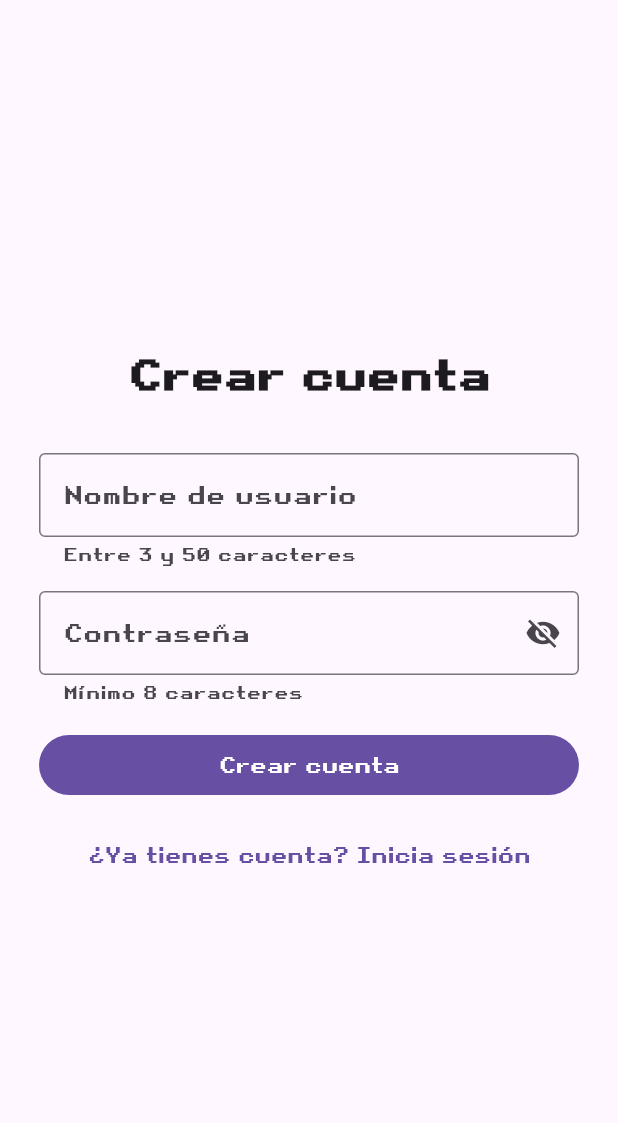
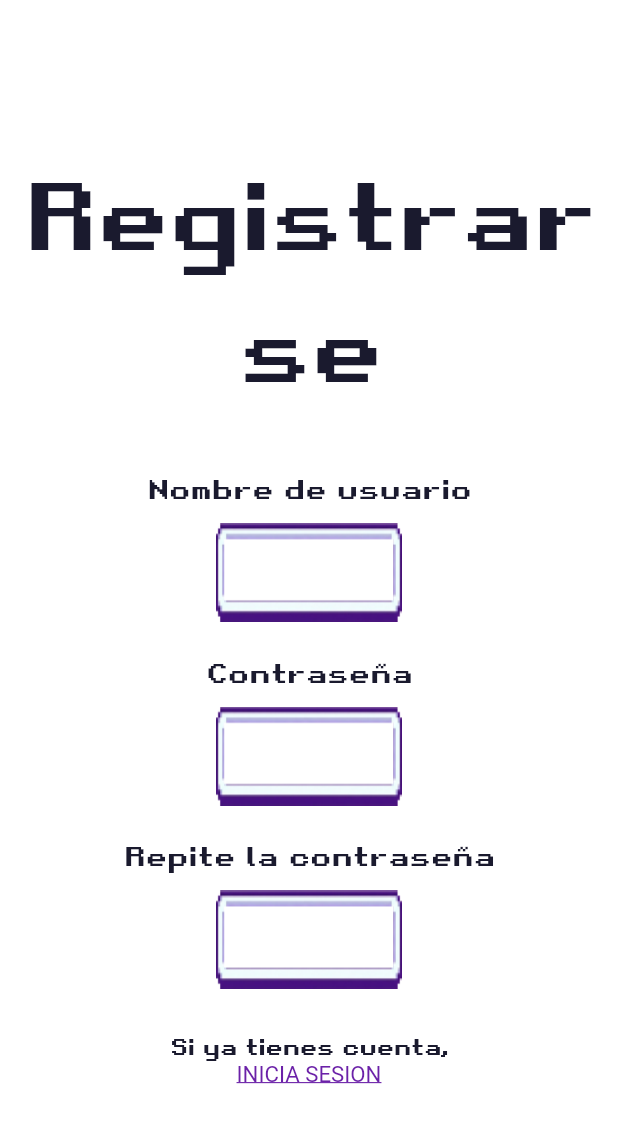
Before and after one commit to UNIZAR-30226-2026-05/frontend-escritorio, a Flutter app: the RegisterScreen screen opened by its route, on a phone screen of 412 x 824 dp. Shown: the top 1123 px of the screen. Run offline on Flutter 3.47's test engine with Material 3 defaults, Android fonts, the phone set to English and light mode, and no system bars; our stand-ins replace flutter_riverpod, flutter_secure_storage, go_router; accounts and stored records are empty.

Commit message:
feat: adaptar las interfaces de autenticacion a la UI acordada

```diff
--- a/lib/features/auth/presentation/register_screen.dart
+++ b/lib/features/auth/presentation/register_screen.dart
@@ -1,8 +1,10 @@
+import 'package:flutter/gestures.dart';
 import 'package:flutter/material.dart';
 import 'package:flutter_riverpod/flutter_riverpod.dart';
 import 'package:go_router/go_router.dart';
 
 import 'controllers/auth_provider.dart';
+import 'widgets/retro_widgets.dart';
 
 class RegisterScreen extends ConsumerStatefulWidget {
   const RegisterScreen({super.key});
@@ -12,20 +14,40 @@ class RegisterScreen extends ConsumerStatefulWidget {
 }
 
 class _RegisterScreenState extends ConsumerState<RegisterScreen> {
-  final _formKey = GlobalKey<FormState>();
   final _usernameController = TextEditingController();
   final _passwordController = TextEditingController();
-  bool _obscurePassword = true;
+  final _confirmPasswordController = TextEditingController();
+  final _usernameFocus = FocusNode();
+  final _passwordFocus = FocusNode();
+  final _confirmPasswordFocus = FocusNode();
+  String? _usernameError;
+  String? _passwordError;
+  String? _confirmPasswordError;
 
   @override
   void dispose() {
     _usernameController.dispose();
     _passwordController.dispose();
+    _confirmPasswordController.dispose();
+    _usernameFocus.dispose();
+    _passwordFocus.dispose();
+    _confirmPasswordFocus.dispose();
     super.dispose();
   }
 
   Future<void> _submit() async {
-    if (!_formKey.currentState!.validate()) return;
+    setState(() {
+      _usernameError = _usernameController.text.trim().isEmpty ? 'Campo requerido' : null;
+      _passwordError = _passwordController.text.isEmpty ? 'Campo requerido' : null;
+      if (_confirmPasswordController.text.isEmpty) {
+        _confirmPasswordError = 'Campo requerido';
+      } else if (_confirmPasswordController.text != _passwordController.text) {
+        _confirmPasswordError = 'Las contraseñas no coinciden';
+      } else {
+        _confirmPasswordError = null;
+      }
+    });
+    if (_usernameError != null || _passwordError != null || _confirmPasswordError != null) return;
     await ref.read(authProvider.notifier).register(
           _usernameController.text.trim(),
           _passwordController.text,
@@ -35,89 +57,111 @@ class _RegisterScreenState extends ConsumerState<RegisterScreen> {
   @override
   Widget build(BuildContext context) {
     final authState = ref.watch(authProvider);
+    final size = MediaQuery.of(context).size;
+    final fw = size.width * 0.30;
+    final fh = size.height * 0.08;
+    final titleSize = size.height * 0.075;
+    final labelSize = size.height * 0.022;
+    final inputSize = size.height * 0.020;
+    final gap = size.height * 0.025;
+    final linkSize = size.height * 0.018;
 
     return Scaffold(
+      backgroundColor: Colors.white,
       body: Center(
-        child: SizedBox(
-          width: 360,
-          child: Form(
-            key: _formKey,
         child: Column(
           mainAxisSize: MainAxisSize.min,
-              crossAxisAlignment: CrossAxisAlignment.stretch,
           children: [
-                const Text(
-                  'Crear cuenta',
+            Text(
+              'Registrarse',
               textAlign: TextAlign.center,
-                  style: TextStyle(fontSize: 28, fontWeight: FontWeight.bold),
-                ),
-                const SizedBox(height: 32),
-                TextFormField(
-                  controller: _usernameController,
-                  decoration: const InputDecoration(
-                    labelText: 'Nombre de usuario',
-                    border: OutlineInputBorder(),
-                    helperText: 'Entre 3 y 50 caracteres',
-                  ),
-                  validator: (v) {
-                    if (v == null || v.trim().isEmpty) return 'Campo requerido';
-                    if (v.trim().length < 3) return 'Mínimo 3 caracteres';
-                    if (v.trim().length > 50) return 'Máximo 50 caracteres';
-                    return null;
-                  },
-                ),
-                const SizedBox(height: 16),
-                TextFormField(
-                  controller: _passwordController,
-                  obscureText: _obscurePassword,
-                  decoration: InputDecoration(
-                    labelText: 'Contraseña',
-                    border: const OutlineInputBorder(),
-                    helperText: 'Mínimo 8 caracteres',
-                    suffixIcon: IconButton(
-                      icon: Icon(_obscurePassword
-                          ? Icons.visibility_off
-                          : Icons.visibility),
-                      onPressed: () =>
-                          setState(() => _obscurePassword = !_obscurePassword),
+              style: TextStyle(
+                fontFamily: 'Retro Gaming',
+                fontSize: titleSize,
+                color: const Color(0xFF1a1a2e),
+                shadows: const [
+                  Shadow(color: Colors.white, blurRadius: 16),
+                  Shadow(color: Colors.white, blurRadius: 8),
+                ],
               ),
             ),
-                  validator: (v) {
-                    if (v == null || v.isEmpty) return 'Campo requerido';
-                    if (v.length < 8) return 'Mínimo 8 caracteres';
-                    if (v.length > 72) return 'Máximo 72 caracteres';
-                    return null;
-                  },
+            SizedBox(height: gap * 1.8),
+            RetroField(
+              label: 'Nombre de usuario',
+              controller: _usernameController,
+              focusNode: _usernameFocus,
+              fieldWidth: fw,
+              fieldHeight: fh,
+              labelFontSize: labelSize,
+              inputFontSize: inputSize,
+              errorText: _usernameError,
+              textInputAction: TextInputAction.next,
+              onSubmitted: () => _passwordFocus.requestFocus(),
             ),
-                const SizedBox(height: 8),
-                if (authState.error != null)
-                  Padding(
-                    padding: const EdgeInsets.only(bottom: 8),
-                    child: Text(
+            SizedBox(height: gap),
+            RetroField(
+              label: 'Contraseña',
+              controller: _passwordController,
+              focusNode: _passwordFocus,
+              fieldWidth: fw,
+              fieldHeight: fh,
+              labelFontSize: labelSize,
+              inputFontSize: inputSize,
+              obscureText: true,
+              errorText: _passwordError,
+              textInputAction: TextInputAction.next,
+              onSubmitted: () => _confirmPasswordFocus.requestFocus(),
+            ),
+            SizedBox(height: gap),
+            RetroField(
+              label: 'Repite la contraseña',
+              controller: _confirmPasswordController,
+              focusNode: _confirmPasswordFocus,
+              fieldWidth: fw,
+              fieldHeight: fh,
+              labelFontSize: labelSize,
+              inputFontSize: inputSize,
+              obscureText: true,
+              errorText: _confirmPasswordError,
+              textInputAction: TextInputAction.done,
+              onSubmitted: _submit,
+            ),
+            if (authState.error != null) ...[
+              SizedBox(height: gap * 0.5),
+              Text(
                 authState.error!,
-                      style: const TextStyle(color: Colors.red),
+                style: TextStyle(
+                  color: Colors.red,
+                  fontFamily: 'Retro Gaming',
+                  fontSize: labelSize * 0.85,
+                ),
                 textAlign: TextAlign.center,
               ),
+            ],
+            SizedBox(height: gap * 1.4),
+            RichText(
+              textAlign: TextAlign.center,
+              text: TextSpan(
+                style: TextStyle(
+                  fontFamily: 'Retro Gaming',
+                  fontSize: linkSize,
+                  color: const Color(0xFF1a1a2e),
                 ),
-                const SizedBox(height: 8),
-                FilledButton(
-                  onPressed: authState.isLoading ? null : _submit,
-                  child: authState.isLoading
-                      ? const SizedBox(
-                          height: 20,
-                          width: 20,
-                          child: CircularProgressIndicator(strokeWidth: 2),
-                        )
-                      : const Text('Crear cuenta'),
+                children: [
+                  const TextSpan(text: 'Si ya tienes cuenta,\n'),
+                  TextSpan(
+                    text: 'INICIA SESION',
+                    style: const TextStyle(
+                      color: Color(0xFF6B21A8),
+                      decoration: TextDecoration.underline,
                     ),
-                const SizedBox(height: 12),
-                TextButton(
-                  onPressed: () => context.go('/login'),
-                  child: const Text('¿Ya tienes cuenta? Inicia sesión'),
+                    recognizer: TapGestureRecognizer()
+                      ..onTap = () => context.go('/login'),
                   ),
                 ],
               ),
             ),
+          ],
         ),
       ),
     );
--- /dev/null
+++ b/lib/features/auth/presentation/widgets/retro_widgets.dart
@@ -0,0 +1,96 @@
+import 'package:flutter/material.dart';
+
+class RetroField extends StatelessWidget {
+  final String label;
+  final TextEditingController controller;
+  final bool obscureText;
+  final String? errorText;
+  final FocusNode? focusNode;
+  final TextInputAction textInputAction;
+  final VoidCallback? onSubmitted;
+  final double fieldWidth;
+  final double fieldHeight;
+  final double labelFontSize;
+  final double inputFontSize;
+
+  const RetroField({
+    super.key,
+    required this.label,
+    required this.controller,
+    required this.fieldWidth,
+    required this.fieldHeight,
+    required this.labelFontSize,
+    required this.inputFontSize,
+    this.obscureText = false,
+    this.errorText,
+    this.focusNode,
+    this.textInputAction = TextInputAction.next,
+    this.onSubmitted,
+  });
+
+  @override
+  Widget build(BuildContext context) {
+    return Column(
+      mainAxisSize: MainAxisSize.min,
+      children: [
+        Text(
+          label,
+          style: TextStyle(
+            fontFamily: 'Retro Gaming',
+            fontSize: labelFontSize,
+            color: const Color(0xFF1a1a2e),
+            shadows: const [
+              Shadow(color: Colors.white, blurRadius: 10),
+              Shadow(color: Colors.white70, blurRadius: 4),
+            ],
+          ),
+        ),
+        SizedBox(height: fieldHeight * 0.15),
+        Container(
+          width: fieldWidth,
+          height: fieldHeight,
+          decoration: const BoxDecoration(
+            image: DecorationImage(
+              image: AssetImage('assets/images/ui/rellenable.png'),
+              fit: BoxFit.fill,
+            ),
+          ),
+          child: Center(
+            child: TextField(
+              controller: controller,
+              focusNode: focusNode,
+              obscureText: obscureText,
+              textInputAction: textInputAction,
+              onSubmitted: (_) => onSubmitted?.call(),
+              style: TextStyle(
+                fontFamily: 'Retro Gaming',
+                fontSize: inputFontSize,
+                color: const Color(0xFF1a1a2e),
+              ),
+              cursorColor: const Color(0xFF6B21A8),
+              decoration: InputDecoration(
+                border: InputBorder.none,
+                isCollapsed: true,
+                contentPadding: EdgeInsets.symmetric(
+                  horizontal: fieldWidth * 0.06,
+                ),
+              ),
+            ),
+          ),
+        ),
+        if (errorText != null)
+          Padding(
+            padding: EdgeInsets.only(top: fieldHeight * 0.12),
+            child: Text(
+              errorText!,
+              style: TextStyle(
+                color: Colors.red,
+                fontFamily: 'Retro Gaming',
+                fontSize: labelFontSize * 0.8,
+              ),
+            ),
+          ),
+      ],
+    );
+  }
+}
--- a/lib/features/board/presentation/widgets/minigames/pan_game.dart
+++ b/lib/features/board/presentation/widgets/minigames/pan_game.dart
@@ -1,5 +1,4 @@
 import 'dart:async';
-import 'dart:math';
 import 'package:flutter/material.dart';
 import 'minigame_base.dart';
 
```
Also changed, not shown: lib/features/auth/presentation/login_screen.dart (+86 -57 lines), assets/images/ui/rellenable.png (added). Lines whose indentation alone changed are shown as unchanged.
